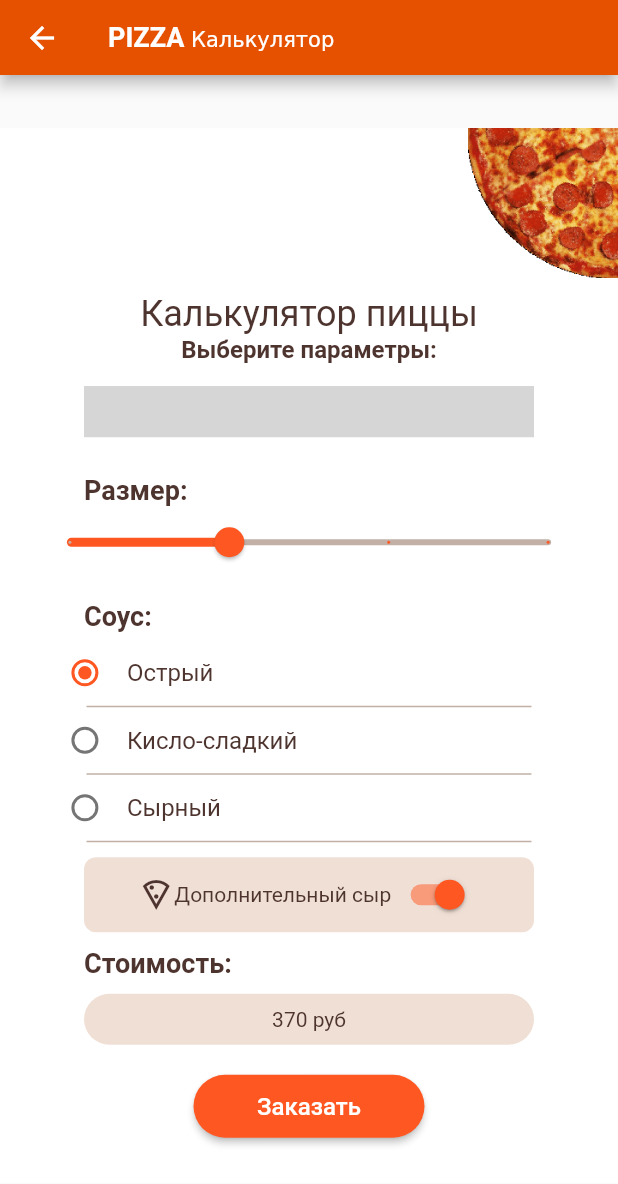
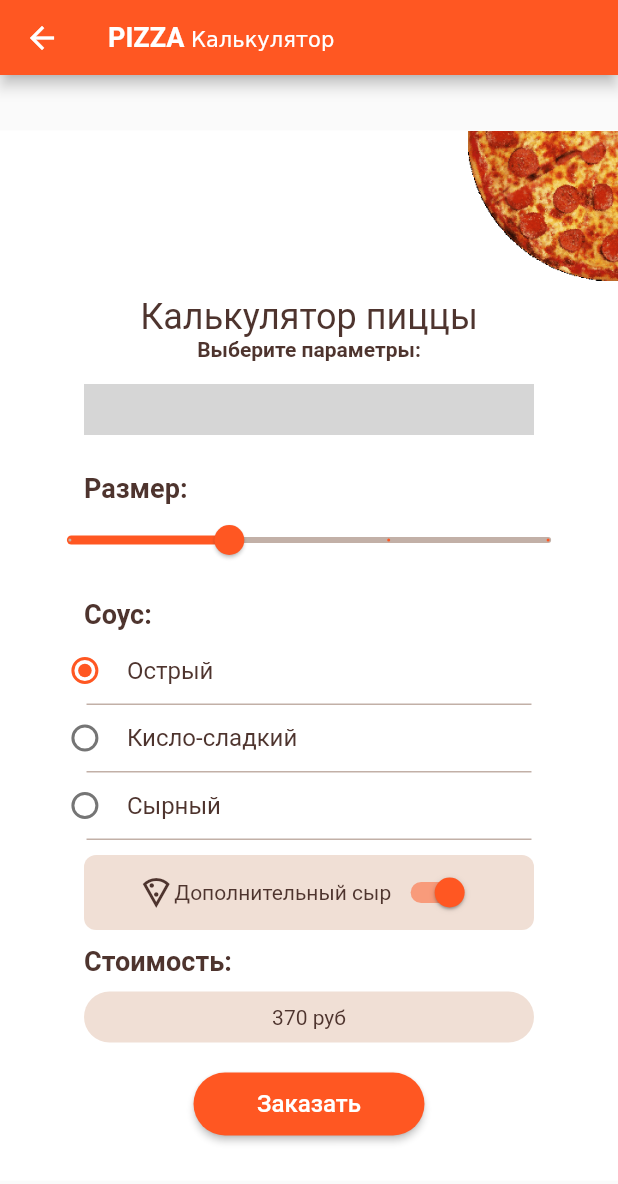
Before and after one commit to 1bemo/auth_page1, a Flutter app: the PizzaCalc screen opened by its route, on a phone screen of 412 x 824 dp. Shown: the top 1184 px of the screen. Run offline on Flutter 3.47's test engine with Material 2 defaults, Android fonts, the phone set to English and light mode, and no system bars; missing offline and left inert: sliding_switch; Roboto replaces fonts that are missing (Georgia); grey boxes are pictures that could not be loaded.

Commit message:
Стилизация приложения вынесена в отдельный файл с темами

```diff
--- a/lib/screens/main_page.dart
+++ b/lib/screens/main_page.dart
@@ -1,9 +1,5 @@
 import 'package:auth_page/utils/drawer_settings.dart';
 import 'package:flutter/material.dart';
-import 'package:auth_page/utils/global_theme.dart';
-
-//--color[900]
-const _colorOrangeDeep = Color(0xffe65100);
 
 class MainPageScreen extends StatefulWidget {
   const MainPageScreen({Key? key}) : super(key: key);
@@ -32,7 +28,7 @@ class _MainPageScreenState extends State<MainPageScreen> {
                 icon: const Icon(Icons.notifications_active)
               )
             ],
-            backgroundColor: _colorOrangeDeep,
+            backgroundColor: Theme.of(context).colorScheme.primary,
             toolbarHeight: 50,
           ),
           drawer: navDrawer(context),
--- a/lib/screens/pizza_calc.dart
+++ b/lib/screens/pizza_calc.dart
@@ -93,7 +93,7 @@ class _PizzaCalcState extends State<PizzaCalc> {
               ]
           ),
         ),
-          backgroundColor: Colors.orange[900],
+          backgroundColor: Theme.of(context).colorScheme.primary,
           toolbarHeight: 50,),
         body: Center(
           child: SingleChildScrollView(
@@ -125,12 +125,9 @@ class _PizzaCalcState extends State<PizzaCalc> {
                         //текст выберите параметры
                         Container(
                           margin: const EdgeInsets.only(bottom: 15),
-                          child: const Text(
+                          child: Text(
                             'Выберите параметры:',
-                            style: TextStyle(
-                                fontSize: 16,
-                                color: colorBrownDark,
-                                fontWeight: FontWeight.w600),
+                            style: Theme.of(context).textTheme.bodyText1,
                           ),
                         ),
 
@@ -162,13 +159,9 @@ class _PizzaCalcState extends State<PizzaCalc> {
                         Container(
                           width: 300,
                             margin: const EdgeInsets.only(top: 25),
-                            child: const Text(
+                            child: Text(
                               'Размер:',
-                              style: TextStyle(
-                                  fontSize: 18,
-                                  color: colorBrownDark,
-                                  fontWeight: FontWeight.w600
-                              ),
+                              style: Theme.of(context).textTheme.headline1,
                               textAlign: TextAlign.left
                             ),
                         ),
@@ -193,13 +186,9 @@ class _PizzaCalcState extends State<PizzaCalc> {
                         Container(
                           width: 300,
                           margin: const EdgeInsets.only(top: 15, bottom: 5),
-                          child: const Text(
+                          child: Text(
                               'Соус:',
-                              style: TextStyle(
-                                fontSize: 18,
-                                color: colorBrownDark,
-                                fontWeight: FontWeight.w600
-                              ),
+                              style: Theme.of(context).textTheme.headline1,
                               textAlign: TextAlign.left
                           ),
                         ),
--- a/lib/utils/global_theme.dart
+++ b/lib/utils/global_theme.dart
@@ -16,8 +16,8 @@ ThemeData globalOrangeTheme() => ThemeData(
     ),
 
     textTheme: const TextTheme( //--тема текста
-      //--стиль ссылок
-      headline1: TextStyle(fontSize: 14, fontWeight: FontWeight.bold, color: colorBrownDark,),
+      //--большие заголовки
+      headline1: TextStyle(fontSize: 18, fontWeight: FontWeight.bold, color: colorBrownDark,),
       //--заголовки
       headline2: TextStyle(fontSize: 18, color: colorBrownDark,),
       //--большие заголовки
```
Also changed, not shown: lib/screens/profile_page.dart (+3 -6 lines), lib/screens/settings_screen.dart (+6 -11 lines).
